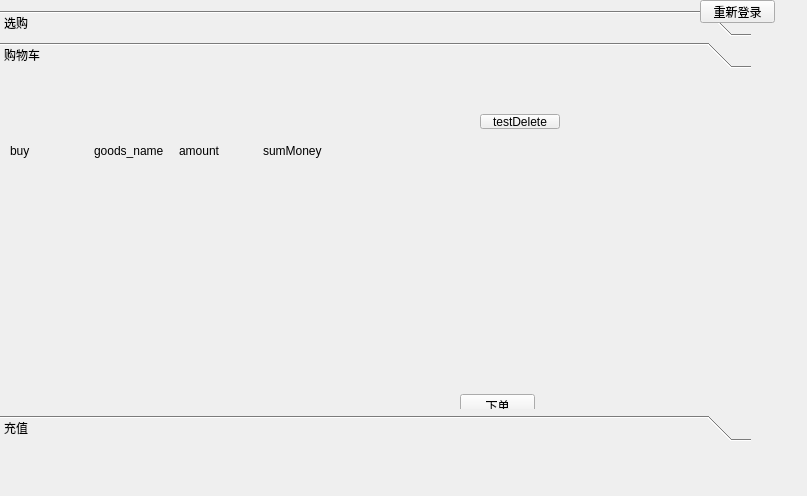
Before: the Qt Designer form myclient.ui in XMeleny/DB, drawn with Qt 5.
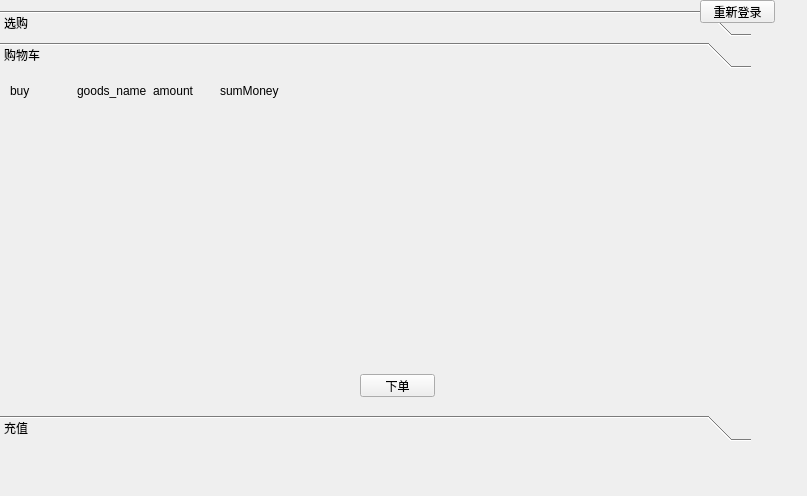
After: the same form once the commit is applied. The open tabs and pages were chosen to show the change.

What changed in the file:
```diff
--- a/myclient.ui
+++ b/myclient.ui
@@ -383,8 +383,8 @@
     <widget class="QPushButton" name="Btn_buy">
      <property name="geometry">
       <rect>
-       <x>460</x>
-       <y>320</y>
+       <x>360</x>
+       <y>300</y>
        <width>75</width>
        <height>23</height>
       </rect>
@@ -397,9 +397,9 @@
      <property name="geometry">
       <rect>
        <x>10</x>
-       <y>70</y>
-       <width>331</width>
-       <height>241</height>
+       <y>10</y>
+       <width>271</width>
+       <height>211</height>
       </rect>
      </property>
      <layout class="QVBoxLayout" name="verticalLayout_3">
@@ -450,19 +450,6 @@
       </item>
      </layout>
     </widget>
-    <widget class="QPushButton" name="deleteButton">
-     <property name="geometry">
-      <rect>
-       <x>480</x>
-       <y>40</y>
-       <width>80</width>
-       <height>15</height>
-      </rect>
-     </property>
-     <property name="text">
-      <string>testDelete</string>
-     </property>
-    </widget>
    </widget>
    <widget class="QWidget" name="page">
     <property name="geometry">
```
